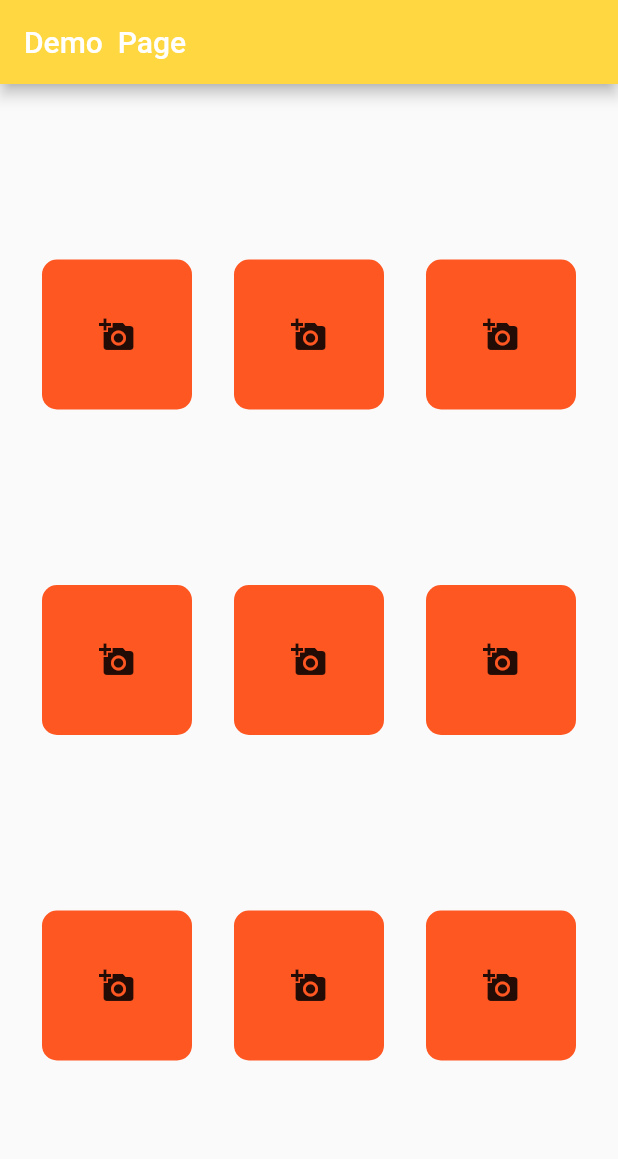
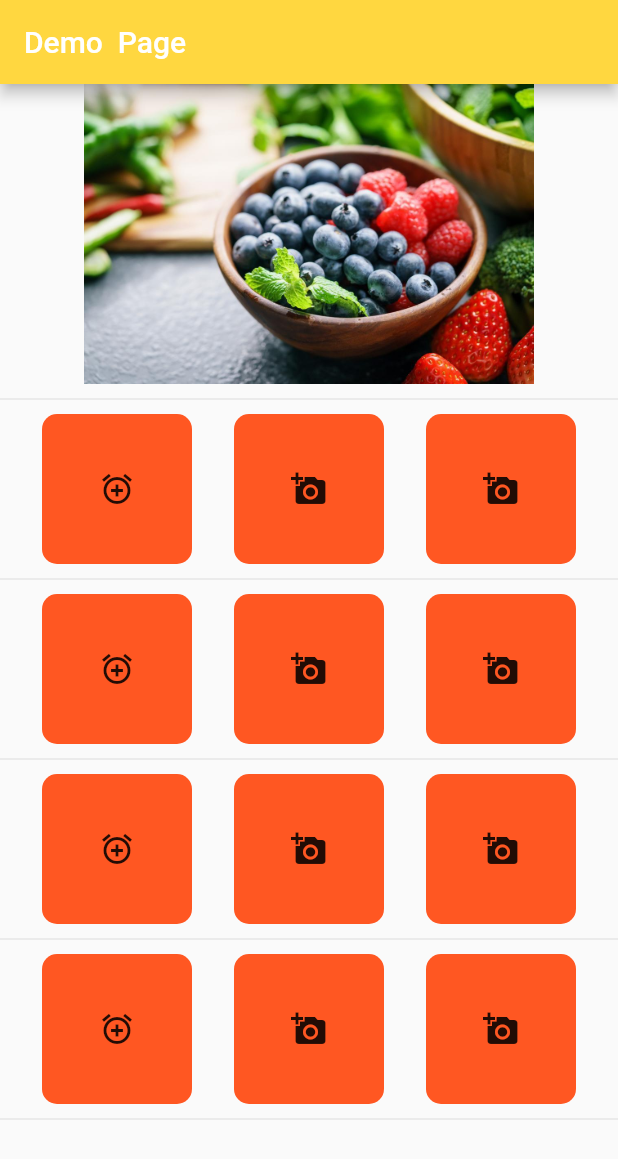
Before and after one commit to jpmehedi/UI-Design-Learn-Flutter, a Flutter app: the screen it shows after launch, on a phone screen of 412 x 824 dp. Shown: the top 1159 px of the screen. Run offline on Flutter 3.47's test engine with Material 2 defaults, Android fonts, the phone set to English and light mode, and no system bars.

Commit message:
icon image listViwe

```diff
--- a/lib/main.dart
+++ b/lib/main.dart
@@ -15,12 +15,57 @@ class MyApp extends StatelessWidget {
           backgroundColor: Colors.amberAccent,
         ),
         body: SafeArea(
-          child: Column(
-            mainAxisAlignment: MainAxisAlignment.spaceEvenly,
+          child: ListView(
             children: <Widget>[
-              BuildRow(),
-              BuildRow(),
-              BuildRow(),
+              Column(
+                mainAxisAlignment: MainAxisAlignment.spaceEvenly,
+                children: <Widget>[
+                  Column(
+                    children: <Widget>[
+                      Image.asset(
+                        'images/food.jpg',
+                        width: 500,
+                        height: 200,
+                      ),
+                    ],
+                  ),
+                  Divider(
+                    height: 20.0,
+                  ),
+                  Column(
+                    children: <Widget>[
+                      BuildRow(),
+                    ],
+                  ),
+                  Divider(
+                    height: 20.0,
+                  ),
+                  Column(
+                    children: <Widget>[
+                      BuildRow(),
+                    ],
+                  ),
+                  Divider(
+                    height: 20.0,
+                  ),
+                  Column(
+                    children: <Widget>[
+                      BuildRow(),
+                    ],
+                  ),
+                  Divider(
+                    height: 20.0,
+                  ),
+                  Column(
+                    children: <Widget>[
+                      BuildRow(),
+                    ],
+                  ),
+                  Divider(
+                    height: 20.0,
+                  ),
+                ],
+              ),
             ],
           ),
         ),
@@ -43,7 +88,7 @@ class BuildRow extends StatelessWidget {
           padding: EdgeInsets.all(20),
           height: 100.0,
           width: 100.0,
-          child: Icon(Icons.add_a_photo),
+          child: Icon(Icons.add_alarm),
           decoration: BoxDecoration(
             color: Colors.deepOrange,
             borderRadius: BorderRadius.all(Radius.circular(10.0)),
```
Also changed, not shown: pubspec.yaml (+4 -35 lines), images/food.jpg (added), images/male.png (added).
